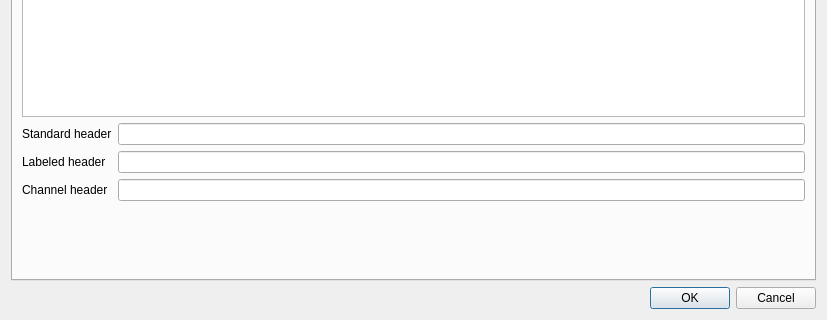
Before: the Qt Designer form src/GrumpyIRC/preferenceswin.ui in grumpy-irc/grumpy, drawn with Qt 5; both pictures show x 0 to 827 and y 221 to 541 of the 827 by 541 pixel window.
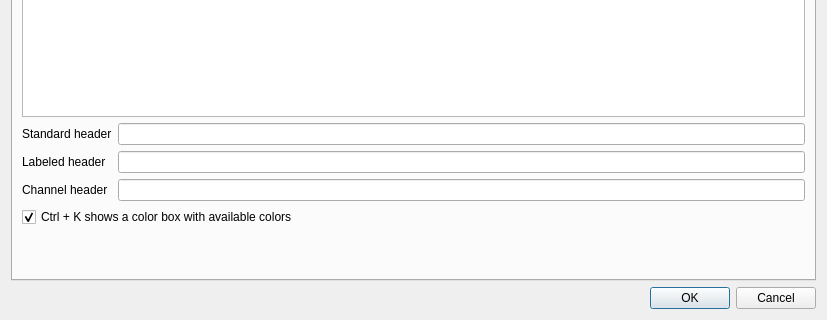
After: the same form once the commit is applied. The open tabs and pages were chosen to show the change.

What changed in the file:
```diff
--- a/src/GrumpyIRC/preferenceswin.ui
+++ b/src/GrumpyIRC/preferenceswin.ui
@@ -662,6 +662,16 @@
          </item>
         </layout>
        </item>
+       <item>
+        <widget class="QCheckBox" name="checkBox_Colors">
+         <property name="text">
+          <string>Ctrl + K shows a color box with available colors</string>
+         </property>
+         <property name="checked">
+          <bool>true</bool>
+         </property>
+        </widget>
+       </item>
        <item>
         <spacer name="verticalSpacer">
          <property name="orientation">
```
